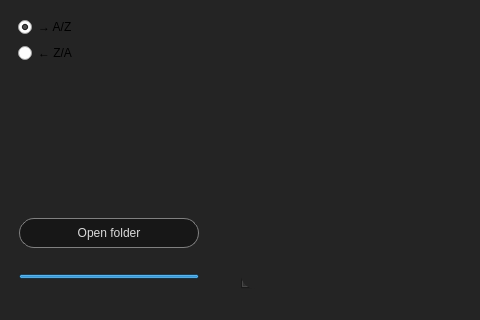
GazButane/MatterIndex, file window.ui: the form before one commit; both pictures show x 0 to 480 and y 275 to 595 of the 1248 by 595 pixel window.
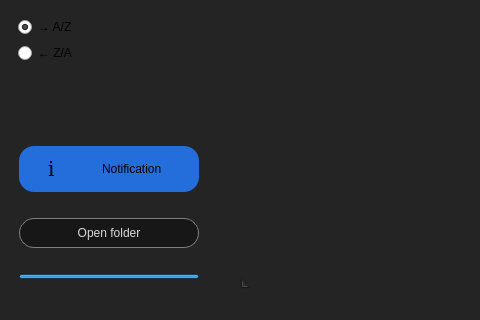
The form after the commit. Icons and pictures are not drawn.

The edit to the form file:
```diff
--- a/window.ui
+++ b/window.ui
@@ -609,6 +609,65 @@
           </property>
          </spacer>
         </item>
+        <item>
+         <widget class="QFrame" name="notifFrame">
+          <property name="styleSheet">
+           <string notr="true">QFrame{
+	background-color: #246EDB;
+    padding: 2px 20px;
+    text-align: center;
+    text-decoration: none;
+	border-color: grey;
+    border-style:solid;
+    border-width: 0px;
+    border-radius: 15px;
+    font-family:'Courier New', Courier, monospace;
+    margin: 10px;
+}</string>
+          </property>
+          <layout class="QHBoxLayout" name="horizontalLayout_5">
+           <item>
+            <widget class="QLabel" name="notifIcon">
+             <property name="font">
+              <font>
+               <family>Georgia</family>
+               <pointsize>15</pointsize>
+               <underline>false</underline>
+               <strikeout>false</strikeout>
+              </font>
+             </property>
+             <property name="styleSheet">
+              <string notr="true">  padding: 0px 0px;
+    text-align: center;
+    text-decoration: none;
+	border-width: 0px;
+    font-family:'Georgia';
+    margin: 0px;</string>
+             </property>
+             <property name="text">
+              <string>ⅰ</string>
+             </property>
+            </widget>
+           </item>
+           <item>
+            <widget class="QLabel" name="notifText">
+             <property name="styleSheet">
+              <string notr="true">
+    padding: 0px 0px;
+    text-align: center;
+    text-decoration: none;
+	border-width: 0px;
+    font-family:'Courier New', Courier, monospace;
+    margin: 5px;</string>
+             </property>
+             <property name="text">
+              <string>Notification</string>
+             </property>
+            </widget>
+           </item>
+          </layout>
+         </widget>
+        </item>
         <item>
          <widget class="QPushButton" name="openfolderbutton">
           <property name="styleSheet">
```
